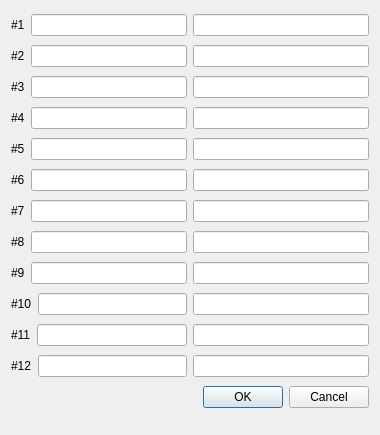
The window that ui/macro.ui (marker5a/EasyTerm) describes before a commit, drawn with Qt 5.
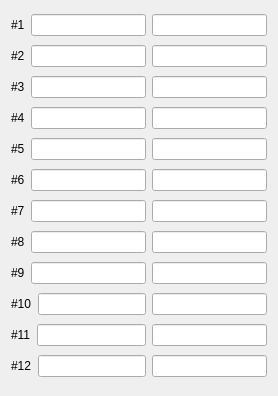
The same window after the commit.

Commit message: -Modified tab order for macro editor Modified macro editor to not use button

```diff
--- a/ui/macro.ui
+++ b/ui/macro.ui
@@ -6,8 +6,8 @@
    <rect>
     <x>0</x>
     <y>0</y>
-    <width>380</width>
-    <height>435</height>
+    <width>278</width>
+    <height>396</height>
    </rect>
   </property>
   <property name="windowTitle">
@@ -218,26 +218,6 @@
    <item row="11" column="1">
     <widget class="QLineEdit" name="macro_12_content"/>
    </item>
-   <item row="12" column="0">
-    <spacer name="horizontalSpacer">
-     <property name="orientation">
-      <enum>Qt::Horizontal</enum>
-     </property>
-     <property name="sizeHint" stdset="0">
-      <size>
-       <width>175</width>
-       <height>20</height>
-      </size>
-     </property>
-    </spacer>
-   </item>
-   <item row="12" column="1">
-    <widget class="QDialogButtonBox" name="button_box">
-     <property name="standardButtons">
-      <set>QDialogButtonBox::Cancel|QDialogButtonBox::Ok</set>
-     </property>
-    </widget>
-   </item>
   </layout>
  </widget>
  <resources/>
```
Left out of the diff: 176 changed lines with no effect on the pictures.
